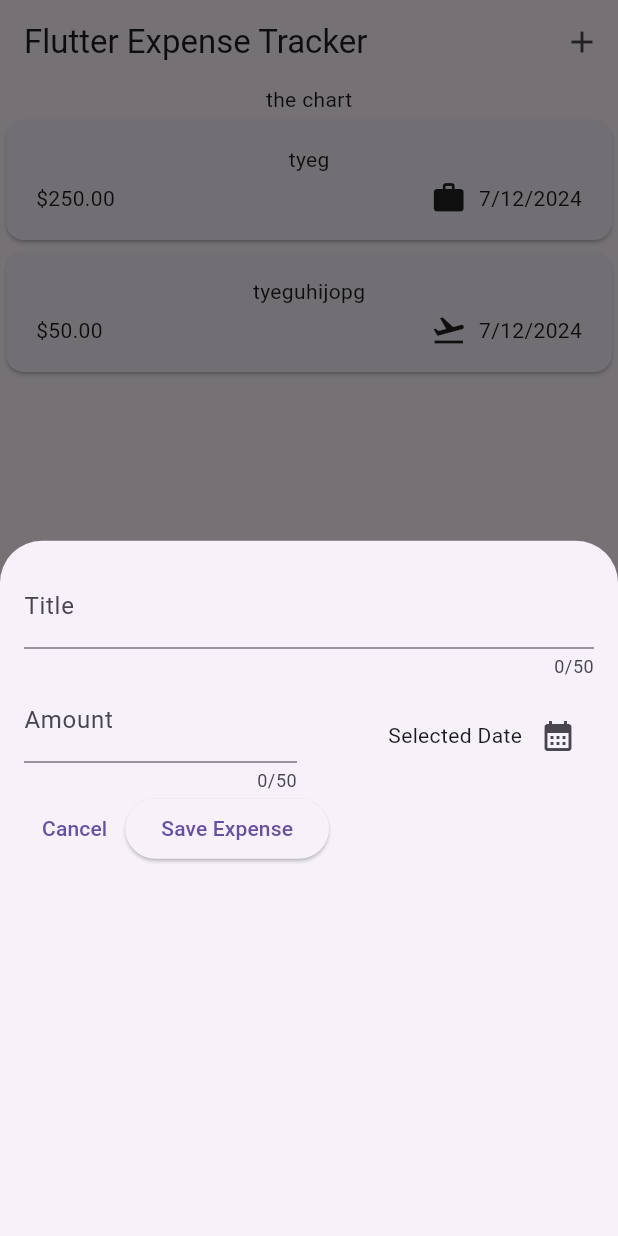
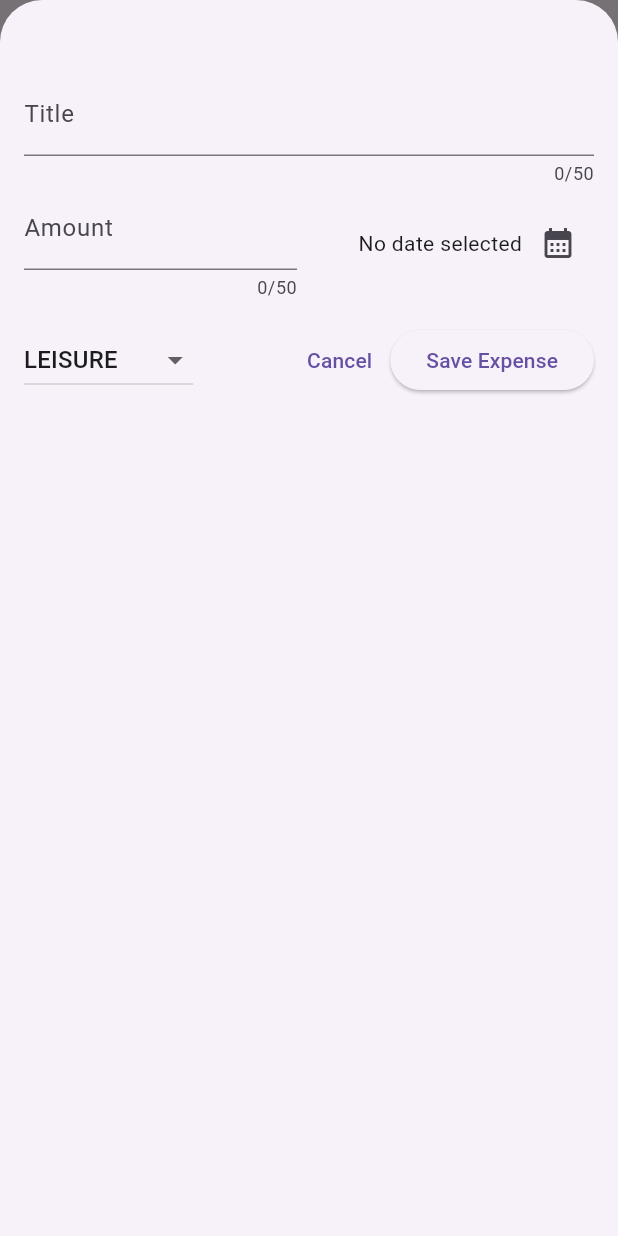
Before and after one commit to md-arif-hossainn/Expense-Tracker, a Flutter app: the screen it shows after launch, after a tap on the "add" icon, on a phone screen of 412 x 824 dp. Run offline on Flutter 3.47's test engine with Material 3 defaults, Android fonts, the phone set to English and light mode, and no system bars.

Commit message:
add expense dialog all feature

```diff
--- a/lib/widgets/expenses.dart
+++ b/lib/widgets/expenses.dart
@@ -30,8 +30,17 @@ class _ExpensesState extends State<Expenses> {
   ];
 
   void _openAddExpenseOverlay(){
-    showModalBottomSheet(context: context, builder: (ctx) => const NewExpense(),
+    showModalBottomSheet(
+      context: context,
+      isScrollControlled: true,
+      builder: (ctx) =>  NewExpense(onAddExpense:_addExpense,),
     );
+  }
+
+  void _addExpense(Expense expense){
+    setState(() {
+      _registerExpenses.add(expense);
+    });
   }
 
   @override
--- a/lib/widgets/new_expense.dart
+++ b/lib/widgets/new_expense.dart
@@ -1,6 +1,9 @@
+import 'package:expense_tracker/models/expense.dart';
 import 'package:flutter/material.dart';
 class NewExpense extends StatefulWidget {
-  const NewExpense({super.key});
+  const NewExpense({super.key, required this.onAddExpense});
+
+  final void Function(Expense expense) onAddExpense;
 
   @override
   State<NewExpense> createState() => _NewExpenseState();
@@ -16,18 +19,53 @@ class _NewExpenseState extends State<NewExpense> {
 
   final _titleController = TextEditingController();
   final _amountController = TextEditingController();
+  DateTime? _selectedDate;
+  Category _selectedCategory = Category.leisure;
 
-  void _presentDatePicker() {
+  void _presentDatePicker() async {
 
     final now = DateTime.now();
     final firstDate = DateTime(now.year - 1, now.month, now.day);
-    showDatePicker(
+    final pickDate = await showDatePicker(
         context: context,
         initialDate: now,
         firstDate: firstDate,
         lastDate: now,
     );
+    setState(() {
+      _selectedDate = pickDate;
+    });
   }
+
+  void _submitExpenseData(){
+     ///tryParse ('Hello') => null, tryParse('1.13') => 1.13
+     final enteredAmount = double.tryParse(_amountController.text);
+     final amountIsInvalid = enteredAmount == null || enteredAmount <=0;
+     if(_titleController.text.trim().isEmpty || amountIsInvalid || _selectedDate == null){
+       showDialog(context: context, builder:(ctx) => AlertDialog(
+         title: const Text('Invalid input'),
+         content: const Text('Please make sure a valid title, amount, date and category wa entered. '),
+         actions: [
+           TextButton(
+               onPressed: (){
+                 Navigator.pop(ctx);
+               },
+               child: const Text('Okay'),
+           ),
+         ],
+        )
+       );
+       return;
+     }
+     widget.onAddExpense(
+       Expense(title: _titleController.text, amount: enteredAmount, date: _selectedDate!, category: _selectedCategory),
+     );
+
+     Navigator.pop(context);
+
+  }
+
+
 
   @override
   void dispose() {
@@ -39,7 +77,7 @@ class _NewExpenseState extends State<NewExpense> {
   @override
   Widget build(BuildContext context) {
     return  Padding(
-      padding: const EdgeInsets.all(16.0),
+      padding: const EdgeInsets.fromLTRB(16,48,16,16),
       child: Column(
         children: [
            TextField(
@@ -69,7 +107,7 @@ class _NewExpenseState extends State<NewExpense> {
                    mainAxisAlignment: MainAxisAlignment.end,
                    crossAxisAlignment: CrossAxisAlignment.center,
                   children: [
-                    const Text('Selected Date'),
+                    Text(_selectedDate == null ? 'No date selected':formatter.format(_selectedDate!)),
                     IconButton(
                         onPressed: _presentDatePicker,
                         icon: const Icon(Icons.calendar_month),
@@ -80,8 +118,31 @@ class _NewExpenseState extends State<NewExpense> {
 
             ],
           ),
+          const SizedBox(height: 16,),
           Row(
             children: [
+              DropdownButton(
+                value: _selectedCategory,
+                  items: Category.values
+                      .map(
+                      (category) => DropdownMenuItem(
+                         value: category,
+                          child: Text(
+                            category.name.toString().toUpperCase()
+                          )
+                      )
+                  ).toList(),
+                  onChanged: (value){
+                    print(value);
+                    if(value == null){
+                      return;
+                    }
+                    setState(() {
+                      _selectedCategory = value;
+                    });
+                   }
+                  ),
+              const Spacer(),
               TextButton(
                   onPressed: (){
                     Navigator.pop(context);
@@ -89,9 +150,7 @@ class _NewExpenseState extends State<NewExpense> {
                   child: const Text('Cancel')
               ),
               ElevatedButton(
-                  onPressed: (){
-                    print(_titleController.text);
-                  },
+                  onPressed: _submitExpenseData,
                    child: const Text('Save Expense'),
               )
             ],
```
